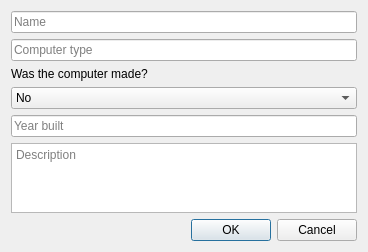
The window that Verklegt2014/AddComputerDialog.ui (Tagl/Verklegt2014) describes before a commit, drawn with Qt 5.
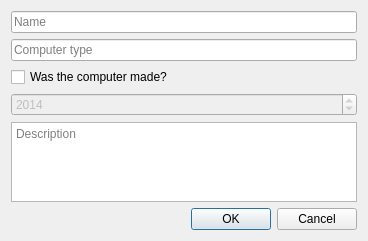
The same window after the commit.

Commit message: Fixed sorting and add computer

Diff of the .ui file:
```diff
--- a/Verklegt2014/AddComputerDialog.ui
+++ b/Verklegt2014/AddComputerDialog.ui
@@ -35,33 +35,25 @@
     </widget>
    </item>
    <item>
-    <widget class="QLabel" name="label">
+    <widget class="QCheckBox" name="wasMade">
      <property name="text">
       <string>Was the computer made?</string>
      </property>
     </widget>
    </item>
    <item>
-    <widget class="QComboBox" name="WasItMade">
-     <item>
-      <property name="text">
-       <string>No</string>
-      </property>
-     </item>
-     <item>
-      <property name="text">
-       <string>Yes</string>
-      </property>
-     </item>
-    </widget>
-   </item>
-   <item>
-    <widget class="QLineEdit" name="YearBuilt">
-     <property name="text">
-      <string/>
+    <widget class="QSpinBox" name="yearBuilt">
+     <property name="enabled">
+      <bool>false</bool>
      </property>
-     <property name="placeholderText">
-      <string>Year built</string>
+     <property name="minimum">
+      <number>-100000</number>
+     </property>
+     <property name="maximum">
+      <number>100000</number>
+     </property>
+     <property name="value">
+      <number>2014</number>
      </property>
     </widget>
    </item>
```
The commit also changes 5 other files.
